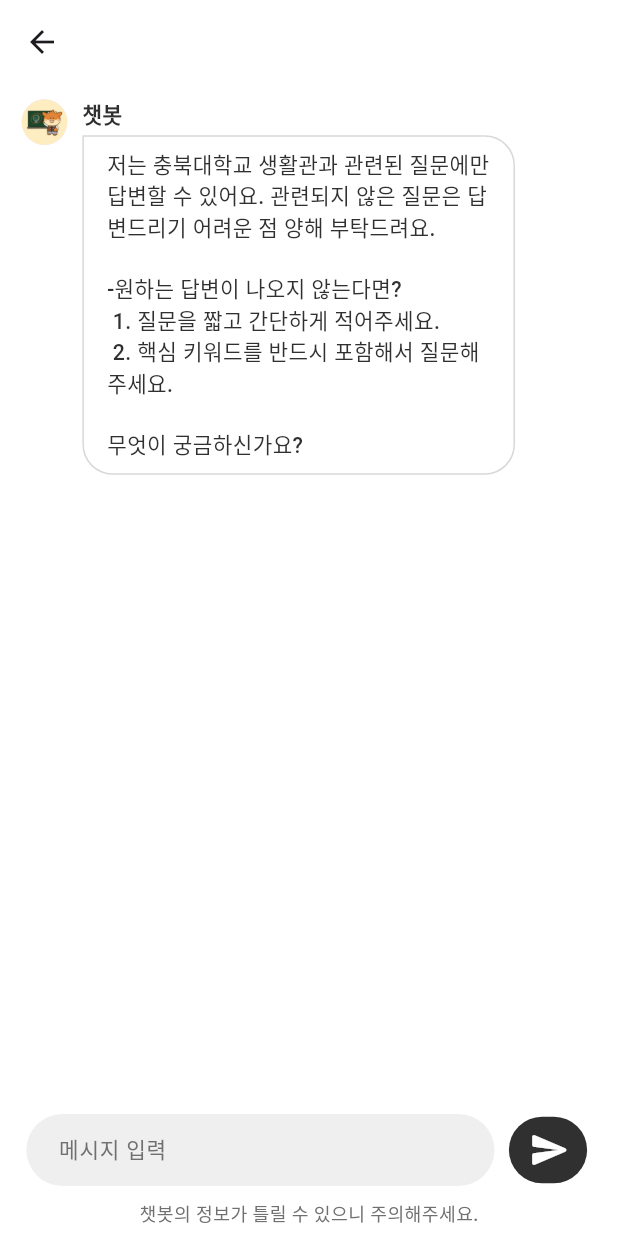
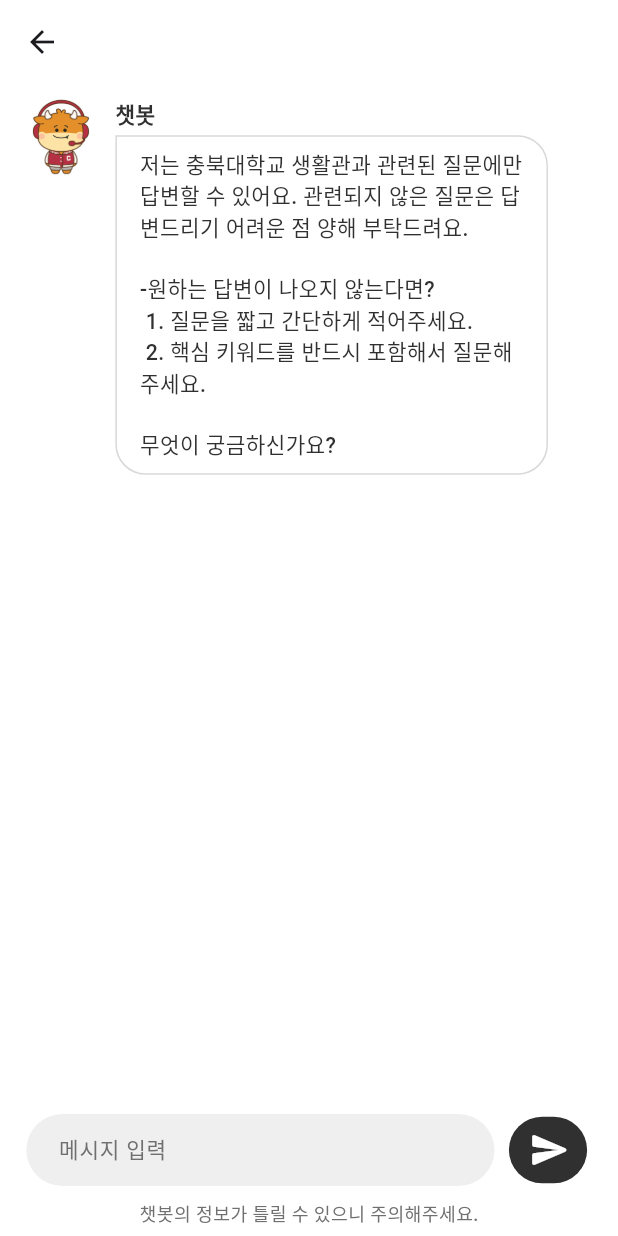
Before and after one commit to eSeohyeon/CBNU-DOM, a Flutter app: the ChatbotPage screen opened directly, on a phone screen of 412 x 824 dp. Run offline on Flutter 3.47's test engine with Material 3 defaults, Android fonts, the phone set to English and light mode, and no system bars; our stand-ins replace carousel_slider, circular_countdown_timer, cloud_firestore, firebase_auth, firebase_core, firebase_storage and 12 more; missing offline and left inert: flutter_downloader, nfc_manager; accounts and stored records are empty; network calls fail; Roboto replaces fonts that are missing (pretendard-medium).

Commit message:
챗봇 이미지 변경

```diff
--- a/CBNU-domitory/lib/home/chatbot_page.dart
+++ b/CBNU-domitory/lib/home/chatbot_page.dart
@@ -136,10 +136,15 @@ class _ChatbotPageState extends State<ChatbotPage> {
                       children: [
                         if (!isUser) ...[
                           SizedBox(
-                            width: 30.w,
-                            height: 30.h,
-                            child: CircleAvatar(backgroundImage: AssetImage('assets/profile_teacher.png'))
+                            width: 50.w,
+                            height: 50.h,
+                            child: Image.asset(
+                              'assets/woowang_chat_bot.png',
+                              fit: BoxFit.contain,
+                            ),
                           ),
+
+
                           SizedBox(width: 8.w),
                         ],
                         if (isUser) ...[
```
